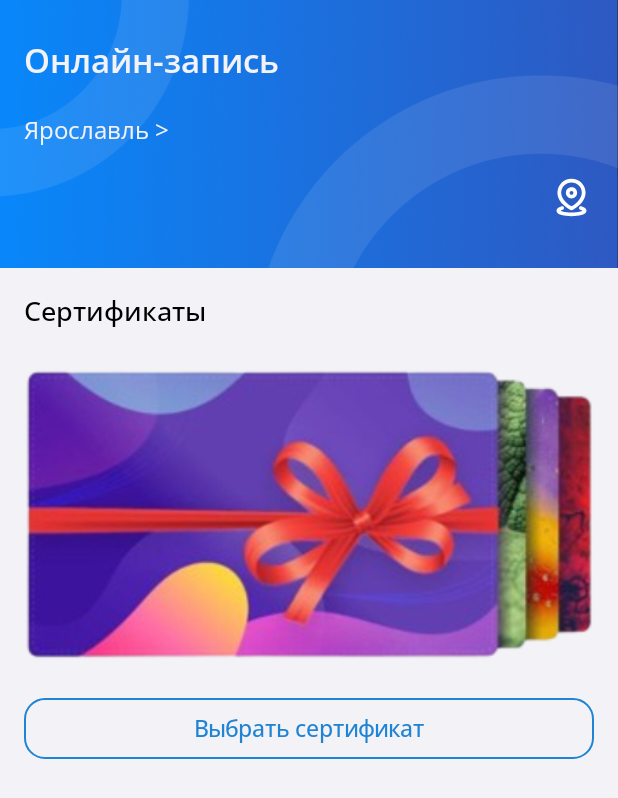
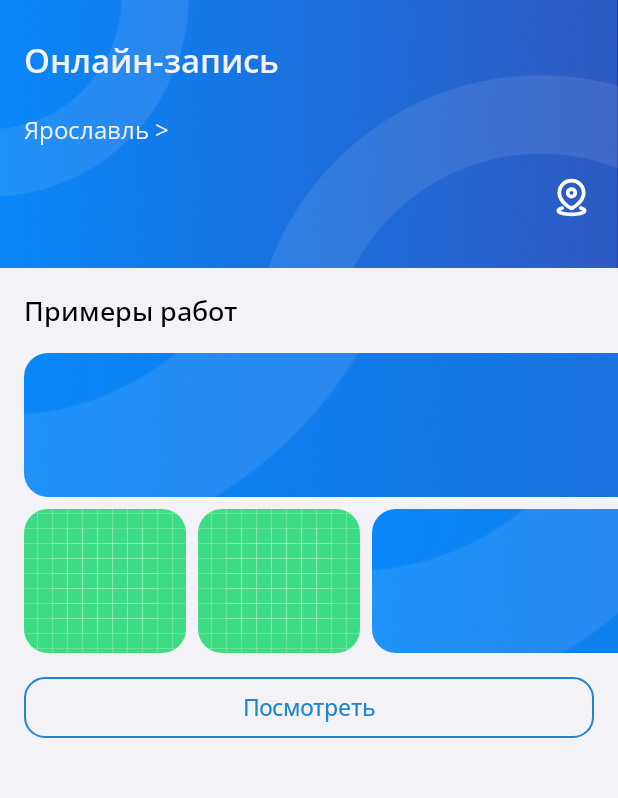
Before and after one commit to RedMuri/Dikidi, an Android app built with Jetpack Compose: the screen it shows after launch (MainActivity), on a phone screen of 412 x 824 dp. Shown: the top 798 px of the screen. Run offline under Robolectric (Android 15) with nearby library versions, the phone set to English and light mode, and no system bars; 1 statement that could not run was skipped.

Commit message:
Add service examples block

```diff
--- a/app/src/main/java/com/example/dikidi/ui/screens/MainScreen.kt
+++ b/app/src/main/java/com/example/dikidi/ui/screens/MainScreen.kt
@@ -1,5 +1,6 @@
 package com.example.dikidi.ui.screens
 
+import androidx.compose.foundation.ExperimentalFoundationApi
 import androidx.compose.foundation.Image
 import androidx.compose.foundation.background
 import androidx.compose.foundation.border
@@ -22,10 +23,14 @@ import androidx.compose.foundation.layout.wrapContentHeight
 import androidx.compose.foundation.lazy.LazyListState
 import androidx.compose.foundation.lazy.LazyRow
 import androidx.compose.foundation.lazy.grid.GridCells
+import androidx.compose.foundation.lazy.grid.GridItemSpan
 import androidx.compose.foundation.lazy.grid.LazyHorizontalGrid
 import androidx.compose.foundation.lazy.grid.items
 import androidx.compose.foundation.lazy.items
 import androidx.compose.foundation.lazy.rememberLazyListState
+import androidx.compose.foundation.lazy.staggeredgrid.LazyHorizontalStaggeredGrid
+import androidx.compose.foundation.lazy.staggeredgrid.StaggeredGridCells
+import androidx.compose.foundation.lazy.staggeredgrid.items
 import androidx.compose.foundation.rememberScrollState
 import androidx.compose.foundation.shape.RoundedCornerShape
 import androidx.compose.foundation.text.BasicTextField
@@ -77,6 +82,7 @@ data class Category(
     val imgResId: Int,
 )
 
+@OptIn(ExperimentalFoundationApi::class)
 @Composable
 fun MainScreen() {
     val categories = listOf(
@@ -145,9 +151,57 @@ fun MainScreen() {
         Sales(salesState, salesNestedScrollConnection, categories)
 
         Popular(popularState, popularNestedScrollConnection, categories)
+
+        Certificates()
 */
-        Certificates()
+        ServiceExamples(categories)
     }
+}
+
+@Composable
+@OptIn(ExperimentalFoundationApi::class)
+private fun ServiceExamples(categories: List<Category>) {
+    Text(
+        modifier = Modifier.padding(16.dp),
+        text = "Примеры работ",
+        style = MaterialTheme.typography.bodyLarge,
+        color = MaterialTheme.colorScheme.onPrimary
+    )
+
+    LazyHorizontalStaggeredGrid(
+        contentPadding = PaddingValues(horizontal = 16.dp),
+        modifier = Modifier
+            .fillMaxWidth()
+            .height(200.dp),
+        rows = StaggeredGridCells.Fixed(2),
+        horizontalItemSpacing = 8.dp,
+        verticalArrangement = Arrangement.spacedBy(8.dp)
+    ) {
+        items(categories) {
+            Image(
+                modifier = Modifier.clip(RoundedCornerShape(16.dp)),
+                painter = painterResource(id = it.imgResId),
+                contentDescription = "Example of work",
+                contentScale = ContentScale.Crop
+            )
+        }
+    }
+    Spacer(modifier = Modifier.height(16.dp))
+    Text(
+        modifier = Modifier
+            .padding(horizontal = 16.dp)
+            .fillMaxWidth()
+            .border(
+                1.dp,
+                MaterialTheme.colorScheme.tertiary,
+                shape = RoundedCornerShape(14.dp)
+            )
+            .padding(horizontal = 12.dp, vertical = 10.dp),
+        text = "Посмотреть",
+        textAlign = TextAlign.Center,
+        style = MaterialTheme.typography.bodySmall,
+        color = MaterialTheme.colorScheme.tertiary
+    )
 }
 
 @Composable
```
